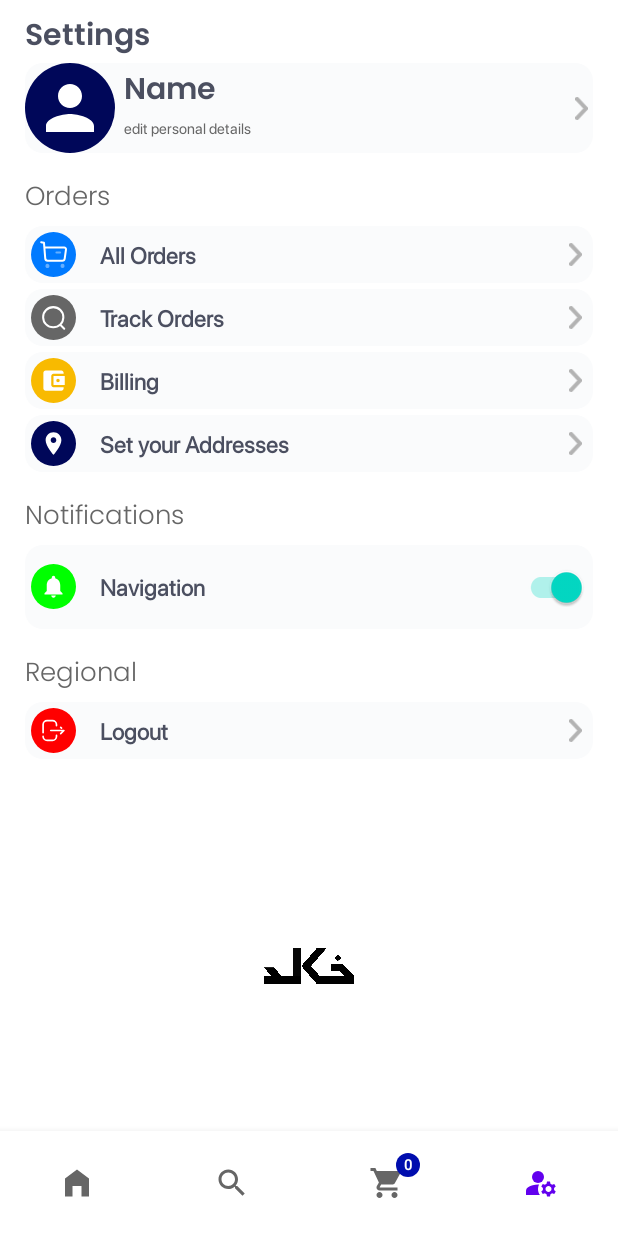
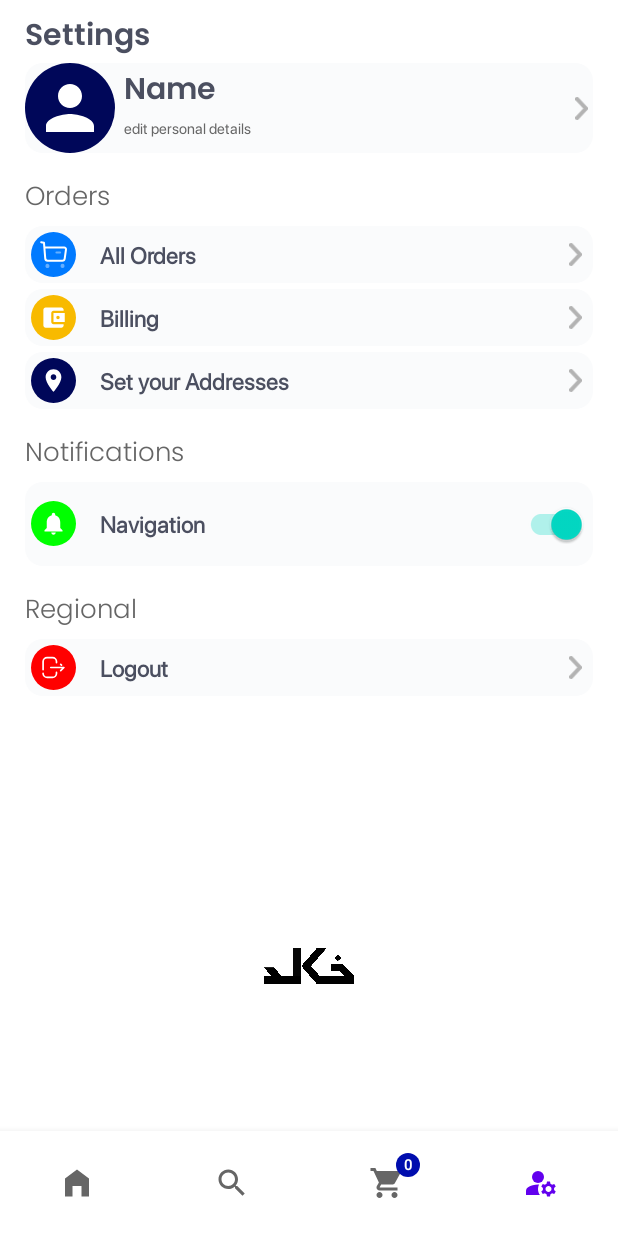
Before and after one commit to KhaledEltazy/eCommerace, an Android app: the ProfileFragment screen opened through its navigation route, on a phone screen of 412 x 824 dp. Run offline under Robolectric (Android 15) with nearby library versions, the light colour scheme and no system bars; our stand-ins replace CircleImageView, Dagger/Hilt's generated code, Firebase (no records; nobody signed in at launch, a user with empty details on screens opened directly), navigation-ui.

Commit message:
implementing pushNotificationOption with ProfileFragment and its viewModel

```diff
--- a/app/build.gradle.kts
+++ b/app/build.gradle.kts
@@ -91,7 +91,7 @@ dependencies {
     implementation("com.google.android.gms:play-services-auth:20.7.0")
     implementation("com.google.firebase:firebase-firestore:25.1.1")
     implementation("com.google.firebase:firebase-storage:21.0.1")
-
+    implementation ("com.google.firebase:firebase-messaging:24.1.0")
     // UI Components
     implementation("com.github.leandroborgesferreira:loading-button-android:2.3.0")
     implementation("com.github.bumptech.glide:glide:4.15.0")
--- a/app/src/main/java/com/android/ecommerce/util/Constant.kt
+++ b/app/src/main/java/com/android/ecommerce/util/Constant.kt
@@ -4,9 +4,11 @@ import com.android.ecommerce.R
 
 object Constants {
     const val USER_COLLECTION = "user"
-    const val INTRODUCTION_SHARED = "IntroductionSharedPref"
     const val SHARED_PREF_CHECKING_FIRST_OPEN = "checkingFirstOpen"
     const val SHOPPING_ACTIVITY = 23
     val ACCOUNT_OPTION_FRAGMENT = R.id.action_introductionFragment_to_accountOptionFragment
      const val PRODUCT = "product"
+
+    const val CHANNEL_ID = "default_channel"
+    const val REQUEST_NOTIFICATION_PERMISSION = 1
 }
--- a/app/src/main/java/com/android/ecommerce/viewmodel/profile_settings_viewmodel/ProfileSettingViewModel.kt
+++ b/app/src/main/java/com/android/ecommerce/viewmodel/profile_settings_viewmodel/ProfileSettingViewModel.kt
@@ -6,6 +6,7 @@ import com.android.ecommerce.data.User
 import com.android.ecommerce.util.Resource
 import com.google.firebase.auth.FirebaseAuth
 import com.google.firebase.firestore.FirebaseFirestore
+import com.google.firebase.messaging.FirebaseMessaging
 import dagger.hilt.android.lifecycle.HiltViewModel
 import kotlinx.coroutines.flow.MutableStateFlow
 import kotlinx.coroutines.flow.asStateFlow
@@ -15,11 +16,15 @@ import javax.inject.Inject
 @HiltViewModel
 class ProfileSettingViewModel @Inject constructor(
     private val firestore: FirebaseFirestore,
-    private val auth: FirebaseAuth
+    private val auth: FirebaseAuth,
+    private val sharedPreferences: android.content.SharedPreferences
 ) : ViewModel() {
 
     private val _user = MutableStateFlow<Resource<User>>(Resource.Unspecified())
     val user = _user.asStateFlow()
+
+    private val _isNotificationsEnabled = MutableStateFlow(sharedPreferences.getBoolean("notifications_enabled", true))
+    val isNotificationsEnabled = _isNotificationsEnabled.asStateFlow()
 
     init {
         getUser()
@@ -49,4 +54,14 @@ class ProfileSettingViewModel @Inject constructor(
         auth.signOut()
     }
 
+    fun setNotificationPreference(isEnabled: Boolean) {
+        sharedPreferences.edit().putBoolean("notifications_enabled", isEnabled).apply()
+        _isNotificationsEnabled.value = isEnabled
+
+        if (isEnabled) {
+            FirebaseMessaging.getInstance().subscribeToTopic("notifications")
+        } else {
+            FirebaseMessaging.getInstance().unsubscribeFromTopic("notifications")
+        }
+    }
 }
--- a/app/src/main/res/layout/fragment_profile.xml
+++ b/app/src/main/res/layout/fragment_profile.xml
@@ -153,44 +153,6 @@
 
     </LinearLayout>
 
-    <LinearLayout
-        android:id="@+id/trackOrdersLayout"
-        android:layout_width="0dp"
-        android:layout_height="wrap_content"
-        app:layout_constraintStart_toStartOf="@id/leftGLProfileFragment"
-        app:layout_constraintEnd_toEndOf="@id/rightGLProfileFragment"
-        app:layout_constraintTop_toBottomOf="@id/allOrdersLayout"
-        android:orientation="horizontal"
-        android:layout_marginTop="4dp"
-        android:background="@drawable/search_box_background"
-        android:padding="4dp">
-
-        <ImageView
-            android:layout_width="30dp"
-            android:layout_height="30dp"
-            android:layout_gravity="center_vertical"
-            android:background="@drawable/settings_items_background"
-            android:backgroundTint="@color/g_gray700"
-            android:src="@drawable/ic_search"
-            app:tint="@color/white"/>
-
-        <TextView
-            android:layout_width="0dp"
-            android:layout_height="wrap_content"
-            android:layout_weight="1"
-            android:text="@string/track_orders"
-            style="@style/MediumTextViewThin"
-            android:layout_marginStart="16dp"
-            android:layout_gravity="center_vertical"
-            />
-
-        <ImageView
-            android:layout_width="15dp"
-            android:layout_height="15dp"
-            android:src="@drawable/ic_arrow"
-            android:layout_gravity="center_vertical"/>
-
-    </LinearLayout>
 
     <LinearLayout
         android:id="@+id/billingLayout"
@@ -198,7 +160,7 @@
         android:layout_height="wrap_content"
         app:layout_constraintStart_toStartOf="@id/leftGLProfileFragment"
         app:layout_constraintEnd_toEndOf="@id/rightGLProfileFragment"
-        app:layout_constraintTop_toBottomOf="@id/trackOrdersLayout"
+        app:layout_constraintTop_toBottomOf="@id/allOrdersLayout"
         android:orientation="horizontal"
         android:background="@drawable/search_box_background"
         android:layout_marginTop="4dp"
```
Also changed, not shown: app/src/main/AndroidManifest.xml (+11 -0 lines), app/src/main/java/com/android/ecommerce/dependcies_injection/AppModule.kt (+16 -2 lines), app/src/main/java/com/android/ecommerce/fragments/shopping_fragments/ProfileFragment.kt (+73 -3 lines), app/src/main/java/com/android/ecommerce/util/MyFirbaseMessagingService.kt (added, +74 -0 lines).
